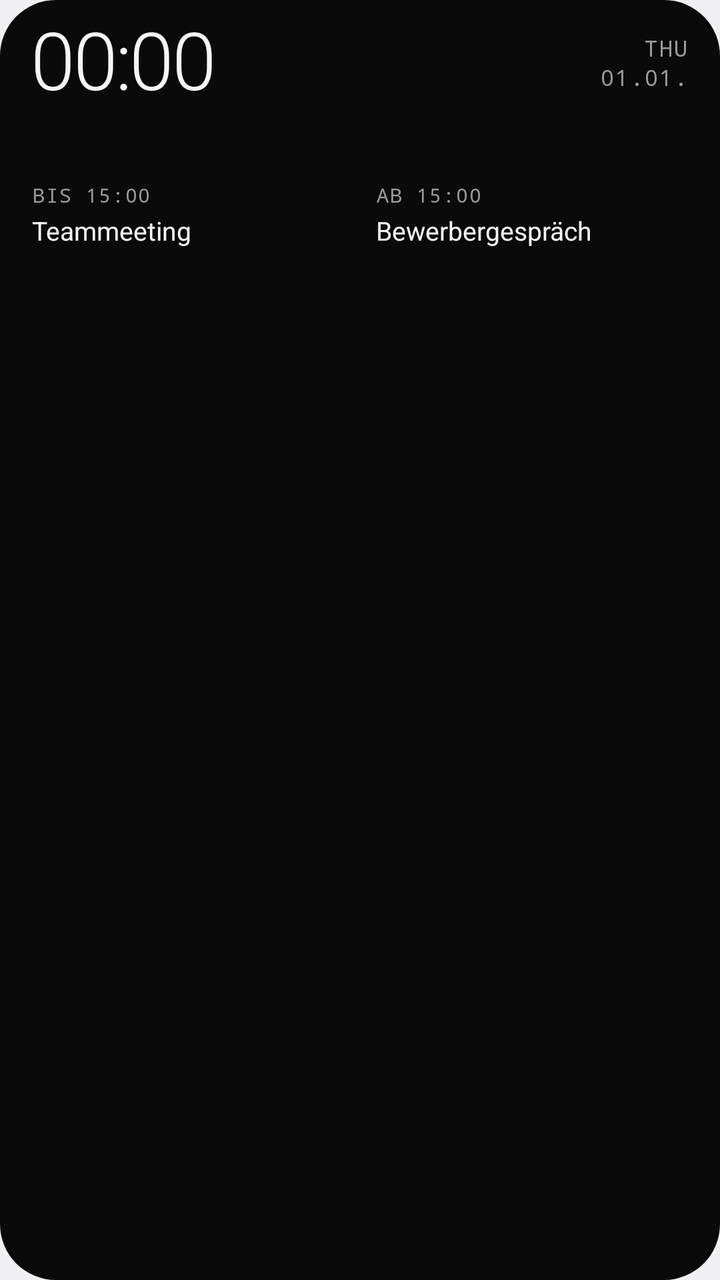
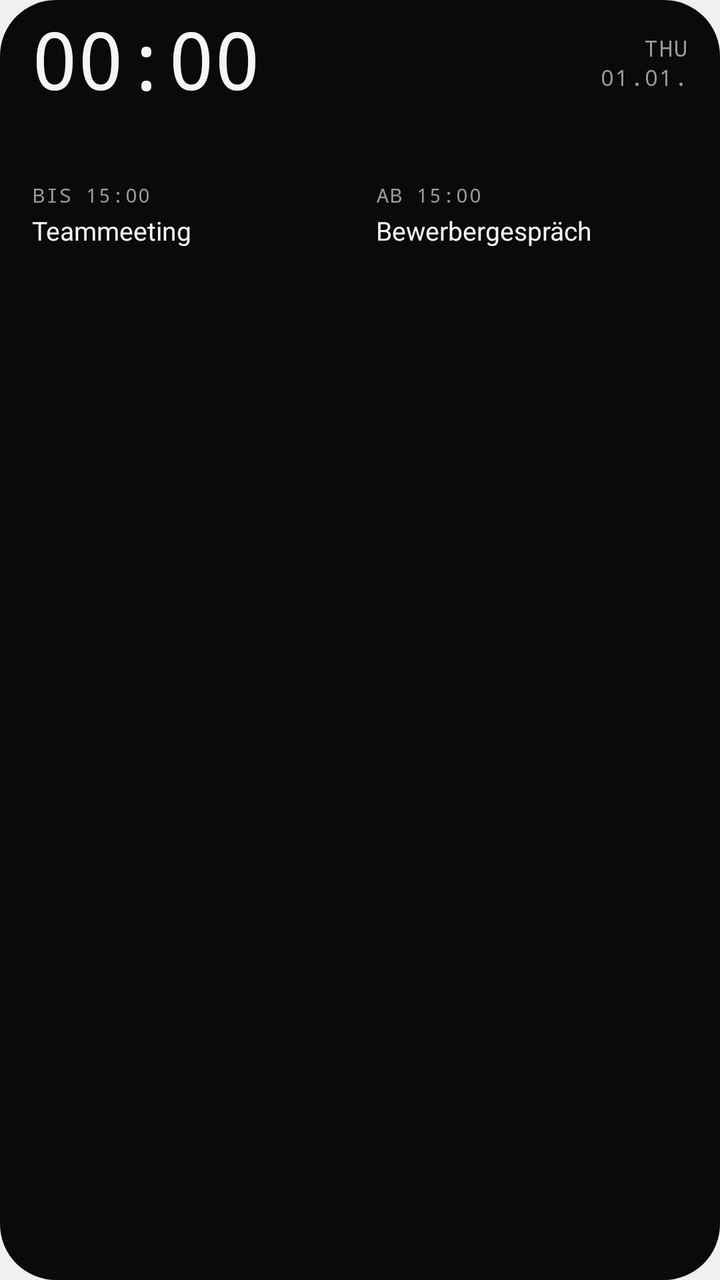

An Android layout rendered at two revisions. The XML below is the earlier revision; the diff shows what the commit changed to produce the second picture.
<!-- AndroidManifest.xml: application theme android:Theme.DeviceDefault.DayNight -->
<!-- res/layout/widget_day_bar_compact.xml -->
<?xml version="1.0" encoding="utf-8"?>
<FrameLayout xmlns:android="http://schemas.android.com/apk/res/android"
    android:id="@android:id/background"
    android:layout_width="match_parent"
    android:layout_height="match_parent">

    <ImageView
        android:id="@+id/db_bg_fill"
        android:layout_width="match_parent"
        android:layout_height="match_parent"
        android:importantForAccessibility="no"
        android:scaleType="fitXY"
        android:src="@drawable/widget_shape"
        android:tint="@color/mono_bg_solid" />

    <ImageView
        android:id="@+id/db_bg_stroke"
        android:layout_width="match_parent"
        android:layout_height="match_parent"
        android:importantForAccessibility="no"
        android:scaleType="fitXY"
        android:src="@drawable/widget_stroke"
        android:visibility="gone" />

    <LinearLayout
        android:layout_width="match_parent"
        android:layout_height="match_parent"
        android:orientation="vertical"
        android:paddingStart="16dp"
        android:paddingTop="8dp"
        android:paddingEnd="16dp"
        android:paddingBottom="12dp">

        
        <LinearLayout
            android:layout_width="match_parent"
            android:layout_height="wrap_content"
            android:gravity="center_vertical"
            android:orientation="horizontal">

            <TextClock
                android:id="@+id/db_clock"
                android:layout_width="wrap_content"
                android:layout_height="wrap_content"
                android:fontFamily="sans-serif-light"
                android:fontFeatureSettings="tnum"
                android:format12Hour="HH:mm"
                android:format24Hour="HH:mm"
                android:includeFontPadding="false"
                android:letterSpacing="-0.03"
                android:textColor="@color/mono_text"
                android:textSize="40sp" />

            <FrameLayout
                android:layout_width="0dp"
                android:layout_height="wrap_content"
                android:layout_weight="1" />

            <LinearLayout
                android:layout_width="wrap_content"
                android:layout_height="wrap_content"
                android:gravity="end"
                android:orientation="vertical">

                <TextClock
                    android:id="@+id/db_weekday"
                    android:layout_width="wrap_content"
                    android:layout_height="wrap_content"
                    android:fontFamily="monospace"
                    android:format12Hour="EEE"
                    android:format24Hour="EEE"
                    android:letterSpacing="0.06"
                    android:textAllCaps="true"
                    android:textColor="@color/mono_muted_solid"
                    android:textSize="11sp" />

                <TextClock
                    android:id="@+id/db_date"
                    android:layout_width="wrap_content"
                    android:layout_height="wrap_content"
                    android:fontFamily="monospace"
                    android:format12Hour="dd.MM."
                    android:format24Hour="dd.MM."
                    android:letterSpacing="0.06"
                    android:textAllCaps="true"
                    android:textColor="@color/mono_muted_solid"
                    android:textSize="11sp" />

                <LinearLayout
                    android:id="@+id/db_allday_row"
                    android:layout_width="wrap_content"
                    android:layout_height="wrap_content"
                    android:layout_marginTop="2dp"
                    android:gravity="center_vertical"
                    android:orientation="horizontal"
                    android:visibility="gone">

                    <ImageView
                        android:id="@+id/db_allday_ring"
                        android:layout_width="6dp"
                        android:layout_height="6dp"
                        android:importantForAccessibility="no"
                        android:src="@drawable/ring"
                        android:tint="@color/mono_muted_solid" />

                    <TextView
                        android:id="@+id/db_allday_title"
                        android:layout_width="wrap_content"
                        android:layout_height="wrap_content"
                        android:layout_marginStart="5dp"
                        android:ellipsize="end"
                        android:maxLines="1"
                        android:maxWidth="100dp"
                        android:text="Feiertag"
                        android:textColor="@color/mono_text"
                        android:textSize="11sp" />

                    <TextView
                        android:id="@+id/db_allday_count"
                        android:layout_width="wrap_content"
                        android:layout_height="wrap_content"
                        android:layout_marginStart="4dp"
                        android:fontFamily="monospace"
                        android:maxLines="1"
                        android:text="+1"
                        android:textColor="@color/mono_muted_solid"
                        android:textSize="10sp"
                        android:visibility="gone" />
                </LinearLayout>
            </LinearLayout>
        </LinearLayout>

        
        <ImageView
            android:id="@+id/db_timeline"
            android:layout_width="match_parent"
            android:layout_height="28dp"
            android:layout_marginTop="4dp"
            android:importantForAccessibility="no"
            android:scaleType="fitXY" />

        
        <LinearLayout
            android:layout_width="match_parent"
            android:layout_height="wrap_content"
            android:layout_marginTop="4dp"
            android:orientation="horizontal">

            
            <LinearLayout
                android:id="@+id/db_footer_left"
                android:layout_width="0dp"
                android:layout_height="wrap_content"
                android:layout_weight="1"
                android:orientation="vertical">

                <TextView
                    android:id="@+id/db_current_label"
                    android:layout_width="wrap_content"
                    android:layout_height="wrap_content"
                    android:fontFamily="monospace"
                    android:letterSpacing="0.06"
                    android:maxLines="1"
                    android:text="BIS 15:00"
                    android:textColor="@color/mono_muted_solid"
                    android:textSize="10sp" />

                <TextView
                    android:id="@+id/db_current_title"
                    android:layout_width="match_parent"
                    android:layout_height="wrap_content"
                    android:layout_marginTop="2dp"
                    android:ellipsize="end"
                    android:maxLines="1"
                    android:text="Teammeeting"
                    android:textColor="@color/mono_text"
                    android:textSize="13sp" />
            </LinearLayout>

            
            <LinearLayout
                android:id="@+id/db_footer_right"
                android:layout_width="0dp"
                android:layout_height="wrap_content"
                android:layout_weight="1"
                android:layout_marginStart="16dp"
                android:orientation="vertical">

                <TextView
                    android:id="@+id/db_next_label"
                    android:layout_width="match_parent"
                    android:layout_height="wrap_content"
                    android:ellipsize="end"
                    android:fontFamily="monospace"
                    android:letterSpacing="0.06"
                    android:maxLines="1"
                    android:text="AB 15:00"
                    android:textColor="@color/mono_muted_solid"
                    android:textSize="10sp" />

                <TextView
                    android:id="@+id/db_next_title"
                    android:layout_width="match_parent"
                    android:layout_height="wrap_content"
                    android:layout_marginTop="2dp"
                    android:ellipsize="end"
                    android:maxLines="1"
                    android:text="Bewerbergespräch"
                    android:textColor="@color/mono_text"
                    android:textSize="13sp" />
            </LinearLayout>
        </LinearLayout>

    </LinearLayout>
</FrameLayout>
<!-- resources referenced by this layout -->
<resources>
  <color name="mono_bg_solid">#FF0A0A0A</color>
  <color name="mono_muted_solid">#FF9A9A9A</color>
  <color name="mono_text">#FFF5F5F5</color>
  <!-- drawable ring (drawable) -->
  <?xml version="1.0" encoding="utf-8"?>
  <shape xmlns:android="http://schemas.android.com/apk/res/android"
      android:shape="oval">
      <solid android:color="#00000000" />
      <stroke
          android:width="1.5dp"
          android:color="#FFFFFFFF" />
      <size
          android:width="7dp"
          android:height="7dp" />
  </shape>
  <!-- drawable widget_shape (drawable) -->
  <?xml version="1.0" encoding="utf-8"?>
  <shape xmlns:android="http://schemas.android.com/apk/res/android"
      android:shape="rectangle">
      <solid android:color="#FFFFFFFF" />
      <corners android:radius="@android:dimen/system_app_widget_background_radius" />
  </shape>
  <!-- drawable widget_stroke (drawable) -->
  <?xml version="1.0" encoding="utf-8"?>
  <shape xmlns:android="http://schemas.android.com/apk/res/android"
      android:shape="rectangle">
      <solid android:color="#00000000" />
      <stroke
          android:width="1dp"
          android:color="#29FFFFFF" />
      <corners android:radius="@android:dimen/system_app_widget_background_radius" />
  </shape>
</resources>

<!-- the commit's change to res/layout/widget_day_bar_compact.xml (unified diff, before → after) -->
@@ -42,7 +42,7 @@
                 android:id="@+id/db_clock"
                 android:layout_width="wrap_content"
                 android:layout_height="wrap_content"
-                android:fontFamily="sans-serif-light"
+                android:fontFamily="monospace"
                 android:fontFeatureSettings="tnum"
                 android:format12Hour="HH:mm"
                 android:format24Hour="HH:mm"
